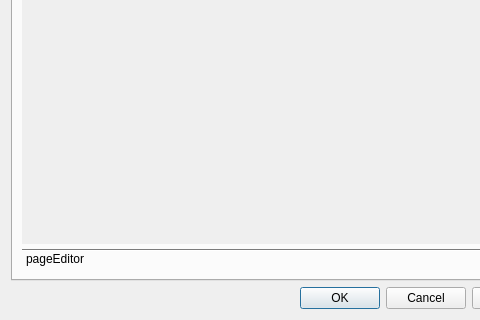
Before: the Qt Designer form src/settingsdialog.ui in GAMS-dev/studio, drawn with Qt 5; both pictures show x 0 to 480 and y 171 to 491 of the 563 by 491 pixel window.
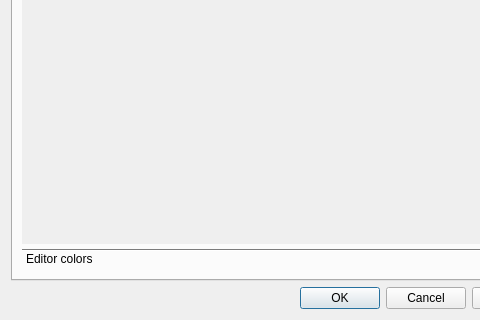
After: the same form once the commit is applied.

Diff of the .ui file:
```diff
--- a/src/settingsdialog.ui
+++ b/src/settingsdialog.ui
@@ -695,7 +695,7 @@
            </rect>
           </property>
           <attribute name="label">
-           <string>pageEditor</string>
+           <string>Editor colors</string>
           </attribute>
          </widget>
         </widget>
```
Left out of the diff: 2 changed lines with no effect on the pictures.
